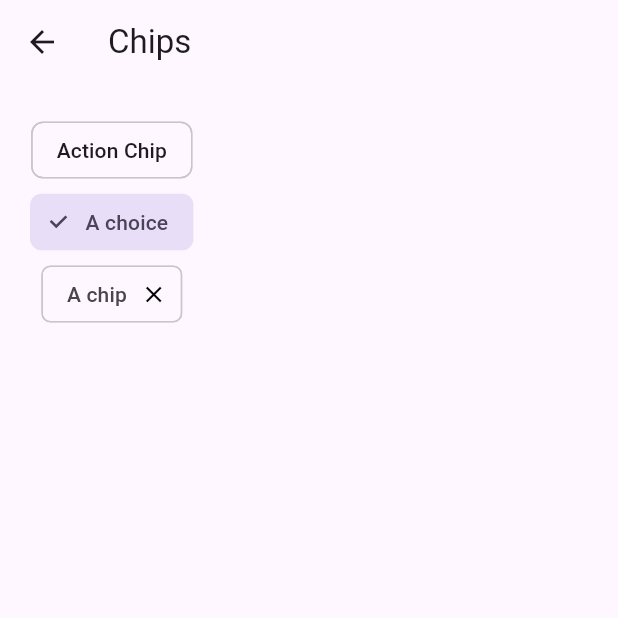
After one commit to faithomotoso/flttr.exp, a Flutter app: the ChipsExample screen opened by its route, after a tap on "A choice", on a phone screen of 412 x 824 dp, the top half of it. The commit adds this screen. Run offline on Flutter 3.47's test engine with Material 2 defaults, Android fonts, the light colour scheme and no system bars; our stand-ins replace cached_network_image, dio, go_router, sliver_tools.

Commit message:
Chips example

```diff
--- a/lib/router_config.dart
+++ b/lib/router_config.dart
@@ -1,5 +1,6 @@
 import 'package:flttr_exp/ui/_ui.dart';
 import 'package:flttr_exp/ui/pages/animated_list_exmp.dart';
+import 'package:flttr_exp/ui/pages/chips.dart';
 import 'package:flttr_exp/ui/pages/contacts_page.dart';
 import 'package:flttr_exp/ui/pages/sliver_list_w_headers.dart';
 import 'package:go_router/go_router.dart';
@@ -27,6 +28,11 @@ final GoRouter goRouterConfiguration = GoRouter(routes: [
           name: ContactsPage.routeName,
           path: ContactsPage.routeName,
           builder: (ctx, state) => const ContactsPage()
-        )
+        ),
+        GoRoute(
+          name: ChipsExample.routeName,
+          path: ChipsExample.routeName,
+          builder: (ctx, state) => const ChipsExample()
+        ),
       ]),
 ]);
--- /dev/null
+++ b/lib/ui/pages/chips.dart
@@ -0,0 +1,56 @@
+import 'package:flutter/material.dart';
+
+class ChipsExample extends StatefulWidget {
+  static const String routeName = "chips";
+
+  const ChipsExample({super.key});
+
+  @override
+  State<ChipsExample> createState() => _ChipsExampleState();
+}
+
+class _ChipsExampleState extends State<ChipsExample> {
+  List<int> selections = [];
+
+  @override
+  Widget build(BuildContext context) {
+    return Scaffold(
+      appBar: AppBar(
+        title: const Text("Chips"),
+      ),
+      body: Padding(
+        padding: const EdgeInsets.all(20),
+        child: Column(
+          children: [
+            ActionChip(
+              label: Text("Action Chip"),
+              onPressed: () {},
+            ),
+            ChoiceChip(
+              label: Text("A choice"),
+              selected: selections.contains(1),
+              disabledColor: Colors.white,
+              onSelected: (selected) {
+                setState(() {
+                  if (selected) {
+                    selections.add(1);
+                  } else {
+                    selections.remove(1);
+                  }
+                });
+              },
+            ),
+            Chip(
+              label: Text("A chip"),
+              onDeleted: () {},
+              shape: RoundedRectangleBorder(
+                  borderRadius: BorderRadius.circular(6)),
+              padding: const EdgeInsets.all(8),
+              deleteIcon: Icon(Icons.close, color: Colors.black,),
+            )
+          ],
+        ),
+      ),
+    );
+  }
+}
--- a/lib/ui/pages/home.dart
+++ b/lib/ui/pages/home.dart
@@ -4,6 +4,7 @@ import 'package:flttr_exp/ui/widgets/custom_button.dart';
 import 'package:flutter/material.dart';
 import 'package:go_router/go_router.dart';
 
+import 'chips.dart';
 import 'contacts_page.dart';
 import 'custom_button_page.dart';
 
@@ -46,6 +47,11 @@ class HomePage extends StatelessWidget {
                 onTap: () {
                   context.goNamed(ContactsPage.routeName);
                 }),
+            CustomButton(
+                buttonText: "To chips example",
+                onTap: () {
+                  context.goNamed(ChipsExample.routeName);
+                }),
           ],
         ),
       ),
```
Also changed, not shown: 1 other file.
